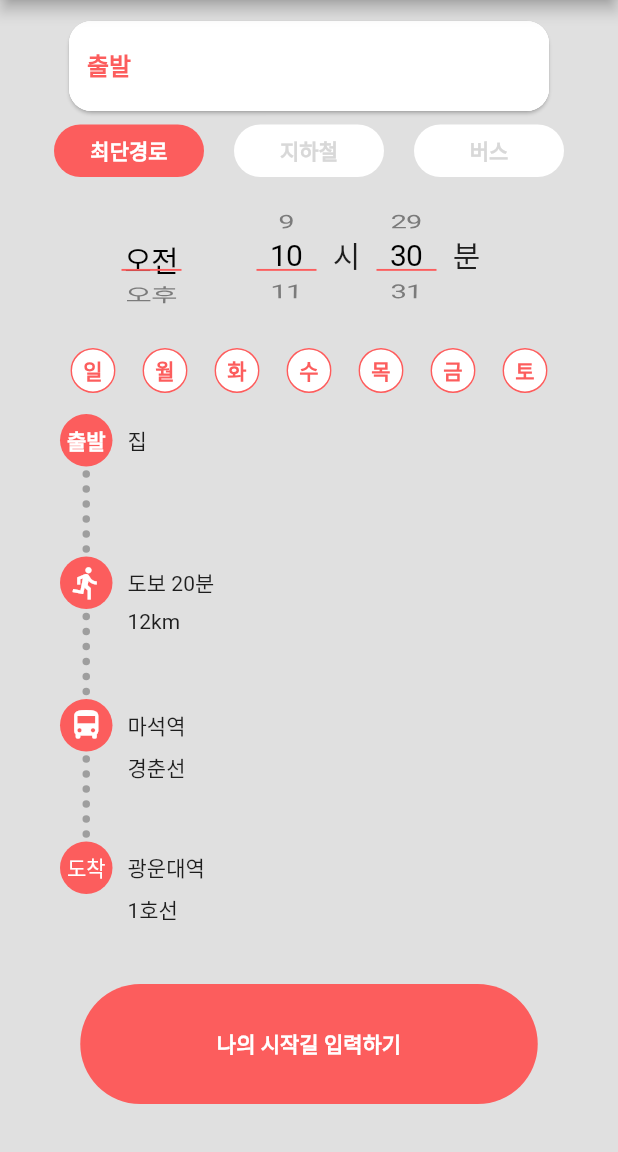
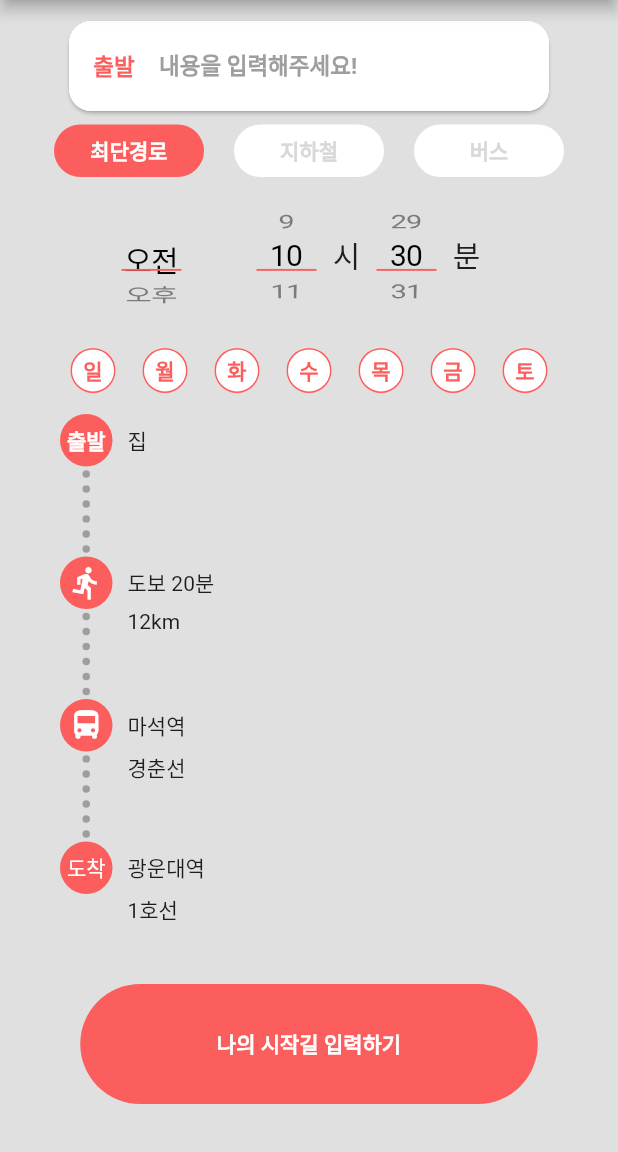
Before and after one commit to Team-Kelly/cotten_candy_ui, a Flutter app: the screen it shows after launch, on a phone screen of 412 x 824 dp, the part 84-1236 px from its top. Run offline on Flutter 3.47's test engine with Material 2 defaults, Android fonts, the phone set to English and light mode, and no system bars.

Commit message:
prefix 요소들 추가

```diff
--- a/example/lib/main.dart
+++ b/example/lib/main.dart
@@ -67,9 +67,21 @@ class _HomePageState extends State<HomePage> {
               ///usage of CandyTextField
               ///
               CandyTextField(
-                hintText: '출발',
+                // prefixText: '출발',
+                // prefixStyle: TextStyle(
+                //     color: CandyColors.candyPink, fontWeight: FontWeight.bold),
+                prefixIcon: const Text(
+                  '출발',
+                  style: TextStyle(
+                      color: CandyColors.candyPink,
+                      fontSize: 15,
+                      fontWeight: FontWeight.bold),
+                ),
+                hintText: '내용을 입력해주세요!',
                 hintStyle: const TextStyle(
-                    color: CandyColors.candyPink, fontWeight: FontWeight.bold),
+                    color: Colors.grey,
+                    fontSize: 15,
+                    fontWeight: FontWeight.bold),
                 onChanged: (value) {},
               ),
 
--- a/lib/src/text_field.dart
+++ b/lib/src/text_field.dart
@@ -12,6 +12,9 @@ class CandyTextField extends StatefulWidget {
   final double width;
   final double height;
   final double? elevation;
+  final String? prefixText;
+  final TextStyle? prefixStyle;
+  final Widget? prefixIcon;
   final Widget? label;
   final String? hintText;
   final TextStyle? hintStyle;
@@ -27,6 +30,9 @@ class CandyTextField extends StatefulWidget {
       this.width = 320,
       this.height = 60,
       this.elevation = 1,
+      this.prefixText,
+      this.prefixStyle,
+      this.prefixIcon,
       this.label,
       this.hintText,
       this.hintStyle,
@@ -61,6 +67,14 @@ class _CandyTextFieldState extends State<CandyTextField> {
         decoration: InputDecoration(
           filled: true,
           fillColor: widget.filledColor,
+          prefixText: widget.prefixText,
+          prefixStyle: widget.prefixStyle,
+          prefixIcon: SizedBox(
+              width: widget.height,
+              height: widget.height,
+              child: Center(
+                child: widget.prefixIcon,
+              )),
           label: widget.label,
           hintText: widget.hintText,
           hintStyle: widget.hintStyle,
--- a/pubspec.yaml
+++ b/pubspec.yaml
@@ -1,6 +1,6 @@
 name: cotton_candy_ui
 description: Make better your flutter application with candy-like widgets!
-version: 0.1.12
+version: 0.1.13
 homepage: https://github.com/Team-Kelly/cotten_candy_ui
 
 environment:
```
Also changed, not shown: example/pubspec.lock, 2 other files.
